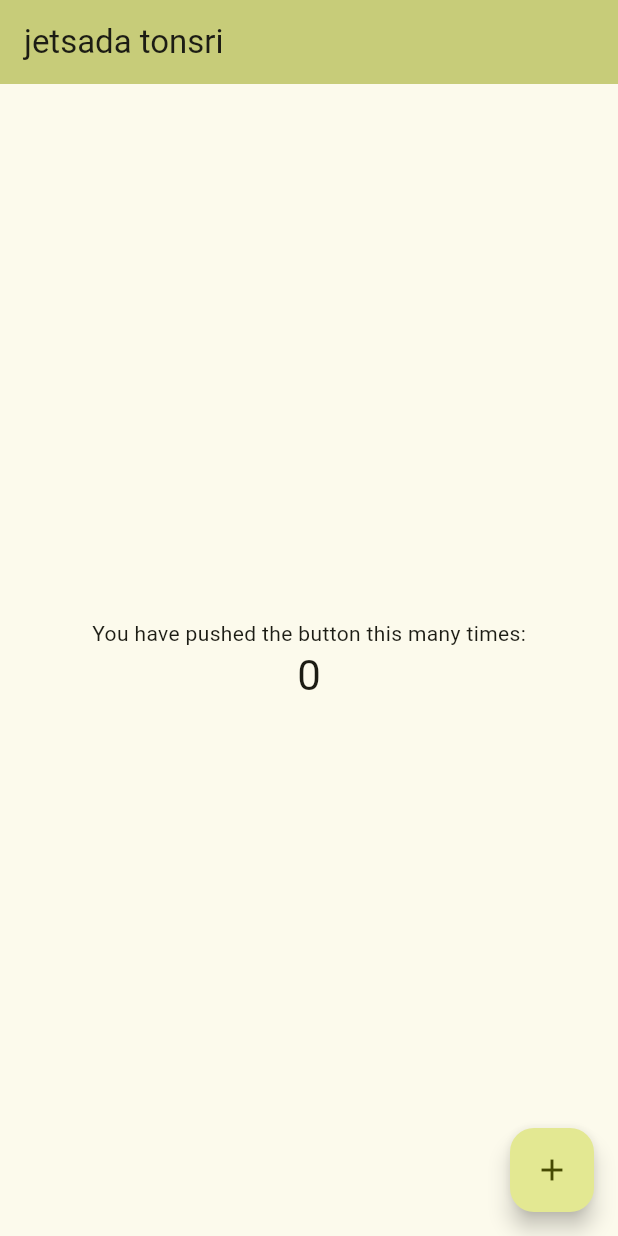
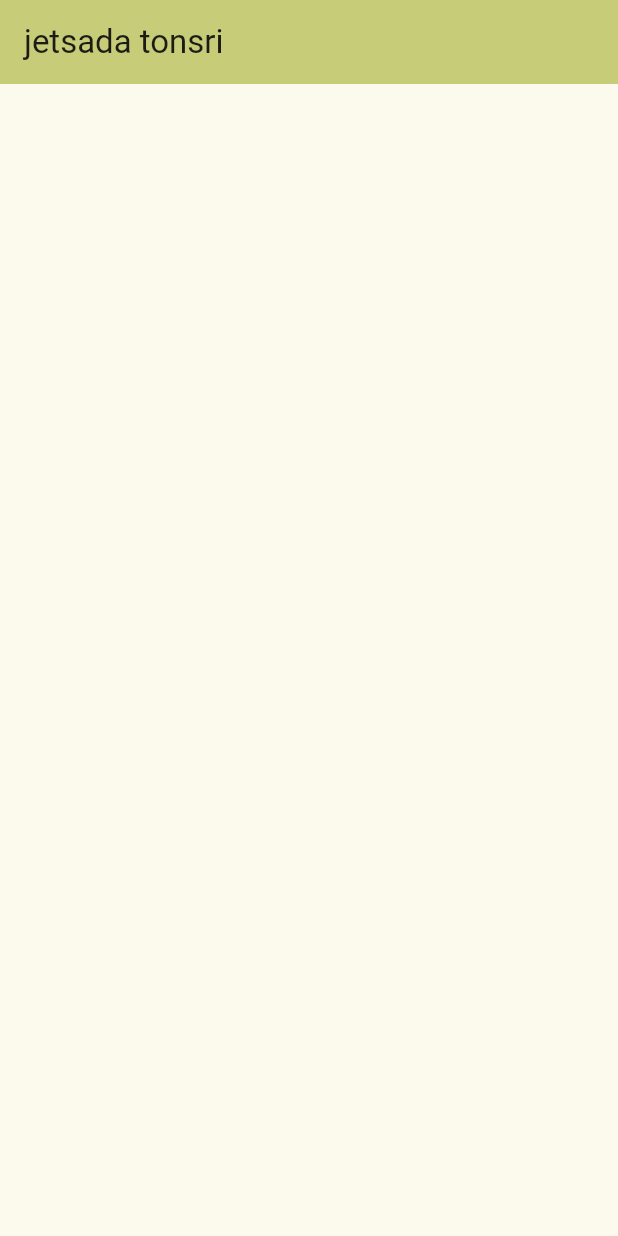
Before and after one commit to Lynnn01/flutter_apps, a Flutter app: the screen it shows after launch, on a phone screen of 412 x 824 dp. Run offline on Flutter 3.47's test engine with Material 3 defaults, Android fonts, the phone set to English and light mode, and no system bars.

Commit message:
update my_home_page.dart

```diff
--- a/lib/my_home_page.dart
+++ b/lib/my_home_page.dart
@@ -10,14 +10,6 @@ class MyHomePage extends StatefulWidget {
 }
 
 class _MyHomePageState extends State<MyHomePage> {
-  int _counter = 0;
-
-  void _incrementCounter() {
-    setState(() {
-      _counter++;
-    });
-  }
-
   @override
   Widget build(BuildContext context) {
     return Scaffold(
@@ -25,24 +17,11 @@ class _MyHomePageState extends State<MyHomePage> {
         backgroundColor: Theme.of(context).colorScheme.inversePrimary,
         title: Text(widget.title),
       ),
-      body: Center(
+      body: const Center(
         child: Column(
           mainAxisAlignment: MainAxisAlignment.center,
-          children: <Widget>[
-            const Text(
-              'You have pushed the button this many times:',
-            ),
-            Text(
-              '$_counter',
-              style: Theme.of(context).textTheme.headlineMedium,
-            ),
-          ],
+          children: <Widget>[],
         ),
-      ),
-      floatingActionButton: FloatingActionButton(
-        onPressed: _incrementCounter,
-        tooltip: 'Increment',
-        child: const Icon(Icons.add),
       ), // This trailing comma makes auto-formatting nicer for build methods.
     );
   }
```
